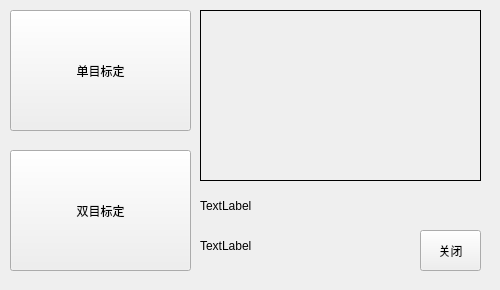
Qt form src/forms/camera.ui (LiGuanghao2000/Calibration) before a commit.
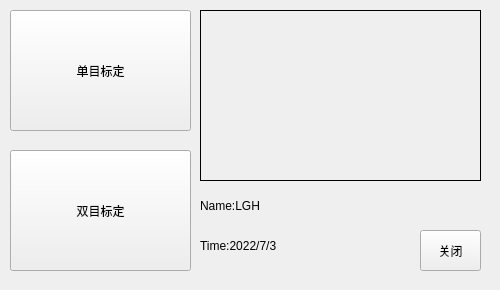
The same form after that commit.

```diff
--- a/src/forms/camera.ui
+++ b/src/forms/camera.ui
@@ -55,32 +55,6 @@
     <string/>
    </property>
   </widget>
-  <widget class="QLabel" name="label_name">
-   <property name="geometry">
-    <rect>
-     <x>200</x>
-     <y>190</y>
-     <width>211</width>
-     <height>31</height>
-    </rect>
-   </property>
-   <property name="text">
-    <string>TextLabel</string>
-   </property>
-  </widget>
-  <widget class="QLabel" name="label_time">
-   <property name="geometry">
-    <rect>
-     <x>200</x>
-     <y>230</y>
-     <width>211</width>
-     <height>31</height>
-    </rect>
-   </property>
-   <property name="text">
-    <string>TextLabel</string>
-   </property>
-  </widget>
   <widget class="QPushButton" name="close">
    <property name="geometry">
     <rect>
@@ -94,6 +68,32 @@
     <string>关闭</string>
    </property>
   </widget>
+  <widget class="QLabel" name="label">
+   <property name="geometry">
+    <rect>
+     <x>200</x>
+     <y>190</y>
+     <width>201</width>
+     <height>31</height>
+    </rect>
+   </property>
+   <property name="text">
+    <string>Name:LGH</string>
+   </property>
+  </widget>
+  <widget class="QLabel" name="label_2">
+   <property name="geometry">
+    <rect>
+     <x>200</x>
+     <y>230</y>
+     <width>201</width>
+     <height>31</height>
+    </rect>
+   </property>
+   <property name="text">
+    <string>Time:2022/7/3</string>
+   </property>
+  </widget>
  </widget>
  <resources/>
  <connections/>
```
